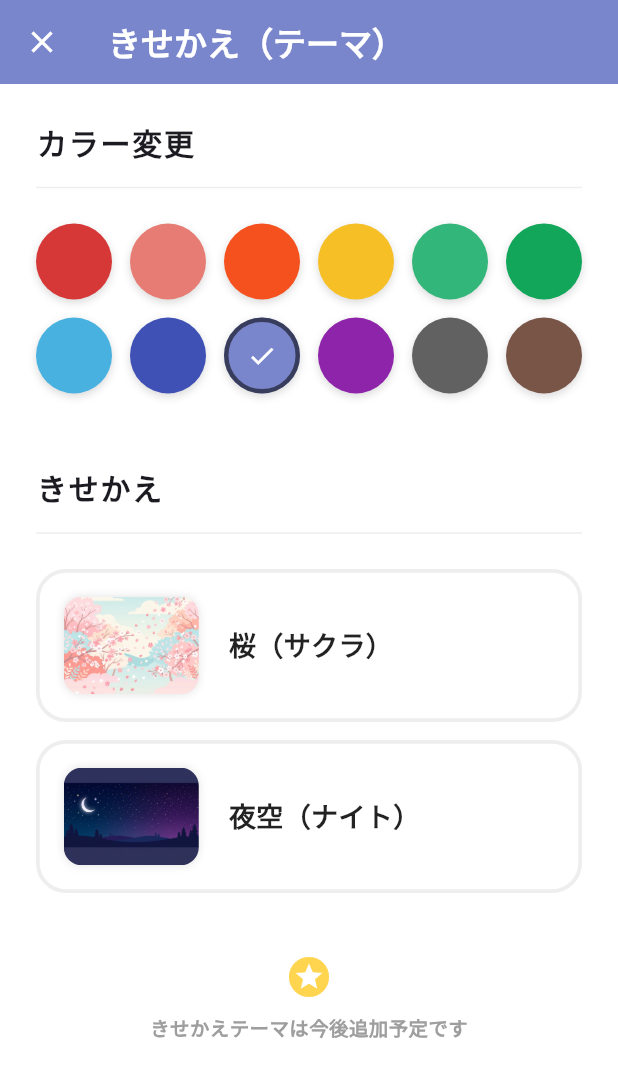
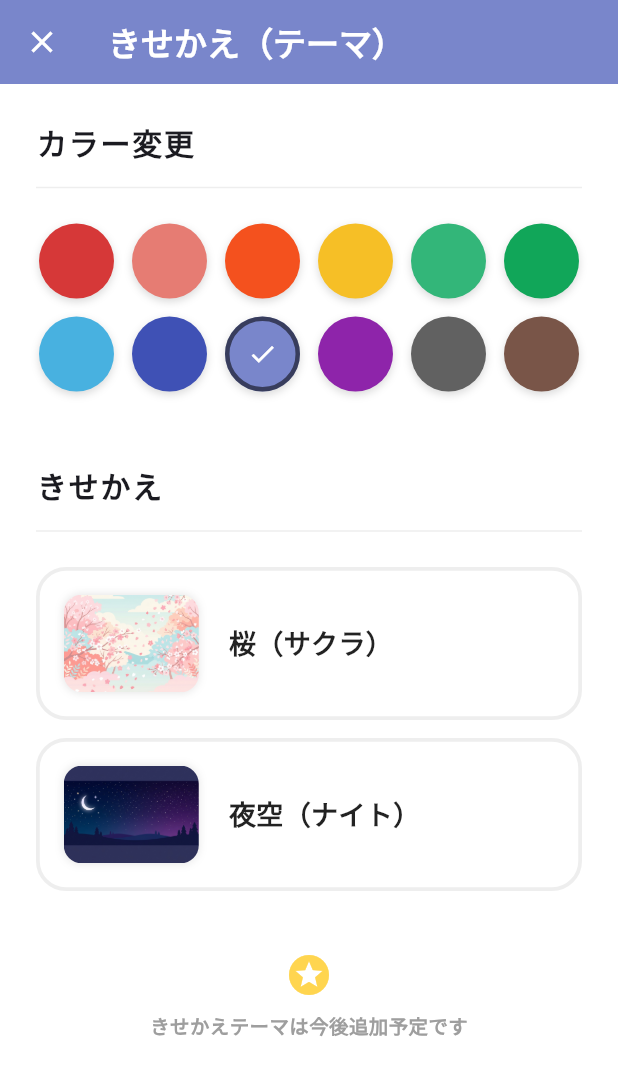
Before and after one commit to seadragoon/BirthDayCalendar, a Flutter app: the screen it shows after launch, in the side drawer, after a tap on "きせかえ（テーマ）", on a phone screen of 412 x 824 dp. Shown: the top 1078 px of the screen. Run offline on Flutter 3.47's test engine with Material 3 defaults, Android fonts, the phone set to English and light mode, and no system bars; our stand-ins replace file_picker, flutter_contacts, flutter_local_notifications, flutter_riverpod, local_auth, share_plus and 5 more; missing offline and left inert: device_calendar, holiday_jp, home_widget, qreki_dart; accounts and stored records are empty.

Commit message:
着せ替え（テーマ）で画面が広いとデザインが崩れることがあるのを修正

```diff
--- a/lib/shared/widgets/theme_selection_modal.dart
+++ b/lib/shared/widgets/theme_selection_modal.dart
@@ -27,6 +27,8 @@ class ThemeSelectionModal extends ConsumerWidget {
               _buildSectionHeader(context, 'カラー変更'),
               const SizedBox(height: 16),
               Center(
+                child: ConstrainedBox(
+                  constraints: const BoxConstraints(maxWidth: 360),
                   child: GridView.count(
                     crossAxisCount: 6,
                     shrinkWrap: true,
@@ -55,6 +57,7 @@ class ThemeSelectionModal extends ConsumerWidget {
                         ),
                       );
                     }).toList(),
+                  ),
                 ),
               ),
 
```
Lines whose indentation alone changed are shown as unchanged.
